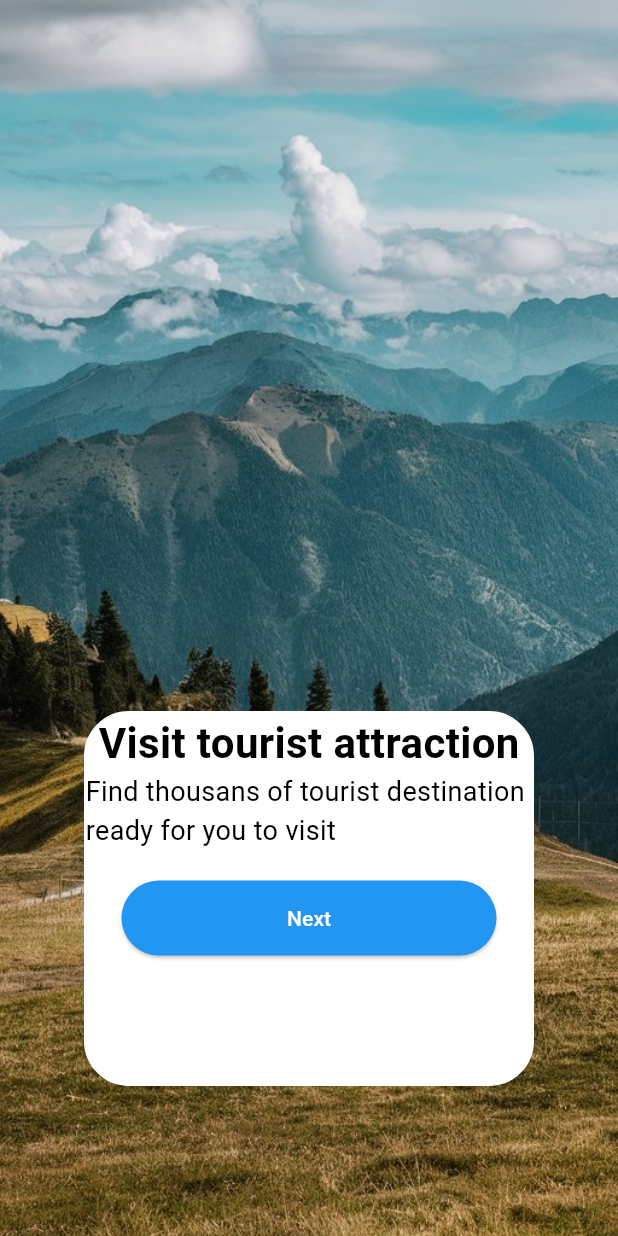
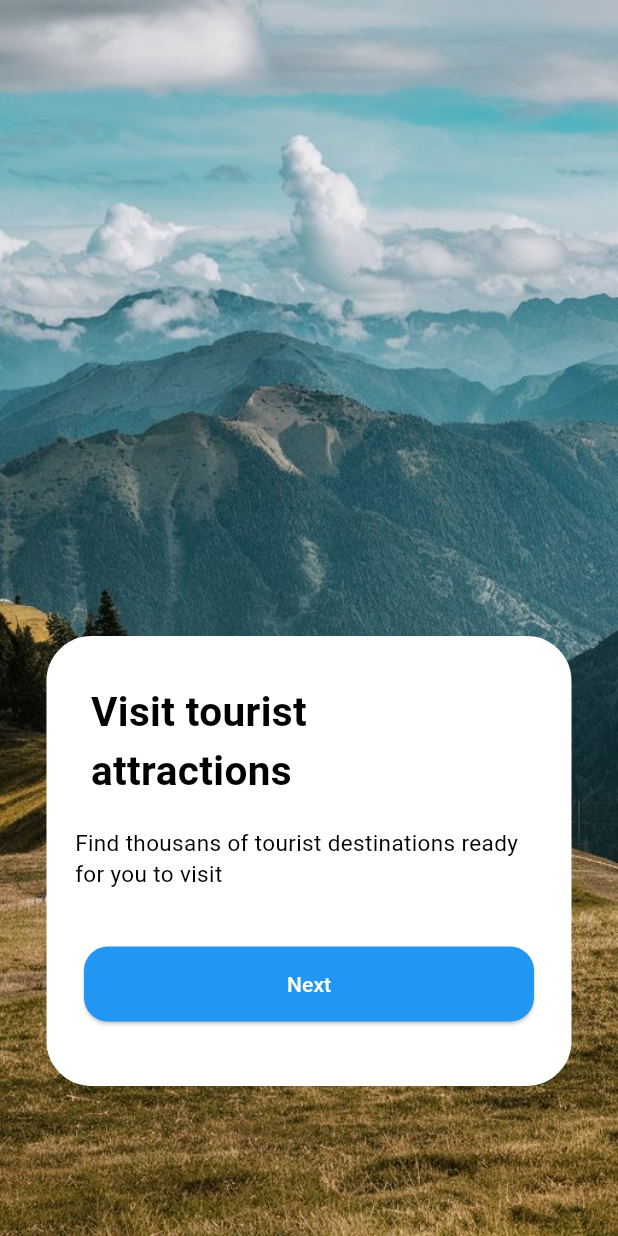
Before and after one commit to akhsak/Discover, a Flutter app: the screen it shows after launch, after a tap on "Next", on a phone screen of 412 x 824 dp. Run offline on Flutter 3.47's test engine with Material 3 defaults, Android fonts, the phone set to English and light mode, and no system bars; our stand-ins replace google_fonts, table_calendar.

Commit message:
complete welcome screen

```diff
--- a/lib/view/splash_second.dart
+++ b/lib/view/splash_second.dart
@@ -1,52 +1,3 @@
-// import 'package:discover/view/widget/smooth_indicator.dart';
-// import 'package:flutter/material.dart';
-// import 'package:smooth_page_indicator/smooth_page_indicator.dart';
-
-// class SplashSecond extends StatefulWidget {
-//   const SplashSecond({super.key});
-
-//   @override
-//   State<SplashSecond> createState() => _SplashSecondState();
-// }
-
-// class _SplashSecondState extends State<SplashSecond> {
-//   int activeindex = 0;
-//   final caroselImage = [
-//     'assets/splash 3.img.jpeg',
-//     'assets/splash1.img.jpeg',
-//     'assets/splash1.img.jpeg',
-//   ];
-//   @override
-//   Widget build(BuildContext context) {
-//     return Scaffold(
-//       body: Column(
-//         children: [
-//           Center(
-//             child: Container(
-//               height: 300,
-//               width: 300,
-//               color: Colors.blue,
-//               child: Stack(
-//                 children: [ElevatedButton(onPressed: () {}, child: Text("Next")),
-//                  builderIndicator(),],
-//               ),
-//             ),
-//           )
-//         ],
-//       ),
-//     );
-//   }
-//   Widget builderIndicator() => AnimatedSmoothIndicator(
-//         activeIndex: activeindex,
-//         count: caroselImage.length,
-//         effect: const WormEffect(
-//           dotWidth: 10,
-//           dotHeight: 10,
-//           activeDotColor: Colors.black,
-//           dotColor: Colors.grey,
-//         ),
-//       );
-// }
 import 'package:discover/view/welcome_screen1.dart';
 import 'package:flutter/material.dart';
 
@@ -57,24 +8,31 @@ class SplashScreen extends StatefulWidget {
   State<SplashScreen> createState() => _SplashScreenState();
 }
 
-
 class _SplashScreenState extends State<SplashScreen> {
   @override
   void initState() {
-
     super.initState();
     login();
   }
+
   @override
   Widget build(BuildContext context) {
     return Scaffold(
-      body: Container(
+      body: Center(
+        child: Container(
+          width: 200,
+          height: 150,
+          decoration: BoxDecoration(
+              image: DecorationImage(
+            image: AssetImage('assets/splash_icon.png'),
 
-        decoration: BoxDecoration(image: DecorationImage(image: AssetImage('assets/splash_icon.png'))),
+          )),
+        ),
       ),
     );
   }
-   Future<void> login() async {
+
+  Future<void> login() async {
     await Future.delayed(
       const Duration(seconds: 3),
     );
--- a/lib/view/welcome_screen1.dart
+++ b/lib/view/welcome_screen1.dart
@@ -1,5 +1,6 @@
 import 'package:discover/view/widget/welcome_screen2.dart';
 import 'package:flutter/material.dart';
+import 'package:flutter/widgets.dart';
 
 class WelcomeScreen1 extends StatefulWidget {
   const WelcomeScreen1({super.key});
@@ -25,24 +26,60 @@ class _SplashScreenState extends State<WelcomeScreen1> {
           mainAxisAlignment: MainAxisAlignment.end,
           children: [
             Container(
-              height: 250,
-              width: 300,
-              decoration: BoxDecoration(color:Colors.white,borderRadius: BorderRadius.circular(30),border: Border.all(color: Colors.white)),
-           child: Column(
-            children: [
-              Text('Get ready fo the next trip',style: TextStyle(fontWeight: FontWeight.w600,color: Colors.black,fontSize: 28,),),
-              Text('Find thousans of tourist destination ready for you to visit',style: TextStyle(color: Colors.black,fontSize: 18,),),
-              SizedBox(height: 20,),
-              ElevatedButton(
-                style:ElevatedButton.styleFrom(backgroundColor: Colors.blue,minimumSize: Size(250,50)),
-
-                onPressed: (){
-                  Navigator.push(context, MaterialPageRoute(builder: (context)=>WelcomeScreen2()));
-                },
-                 child: Text('Next',style: TextStyle(color: Colors.white),),)
-            ],
-           )
-            ),
+                height: 300,
+                width: 350,
+                decoration: BoxDecoration(
+                    color: Colors.white,
+                    borderRadius: BorderRadius.circular(30),
+                    border: Border.all(color: Colors.white)),
+                child: Column(
+                  children: [
+                    Padding(
+                      padding: const EdgeInsets.all(20),
+                      child: Text(
+                        'Get ready fo the next trip',
+                        style: TextStyle(
+                          fontWeight: FontWeight.w600,
+                          color: Colors.black,
+                          fontSize: 25,
+                        ),
+                      ),
+                    ),
+                    Padding(
+                      padding: const EdgeInsets.all(18),
+                      child: Text(
+                        'Find thousans of tourist destinations ready for you to visit',
+                        style: TextStyle(
+                          color: Colors.black,
+                          fontSize: 15,
+                        ),
+                      ),
+                    ),
+                    SizedBox(height: 30,),
+                    SizedBox(
+                      height: 50,
+                      width: 300,
+                      child: ElevatedButton(
+                        style: ElevatedButton.styleFrom(
+                            backgroundColor: Colors.blue,
+                            minimumSize: Size(250, 50),
+                            shape: RoundedRectangleBorder(
+                              borderRadius: BorderRadius.circular(16)
+                            )),
+                        onPressed: () {
+                          Navigator.push(
+                              context,
+                              MaterialPageRoute(
+                                  builder: (context) => WelcomeScreen2()));
+                        },
+                        child: Text(
+                          'Next',
+                          style: TextStyle(color: Colors.white),
+                        ),
+                      ),
+                    )
+                  ],
+                )),
             SizedBox(height: 100),
           ],
         ),
--- a/lib/view/widget/welcome_screen2.dart
+++ b/lib/view/widget/welcome_screen2.dart
@@ -25,24 +25,62 @@ class _SplashScreenState extends State<WelcomeScreen2> {
           mainAxisAlignment: MainAxisAlignment.end,
           children: [
             Container(
-              height: 250,
-              width: 300,
-              decoration: BoxDecoration(color:Colors.white,borderRadius: BorderRadius.circular(30),border: Border.all(color: Colors.white)),
-           child: Column(
-            children: [
-              Text('Visit tourist attraction',style: TextStyle(fontWeight: FontWeight.w600,color: Colors.black,fontSize: 28,),),
-              Text('Find thousans of tourist destination ready for you to visit',style: TextStyle(color: Colors.black,fontSize: 18,),),
-              SizedBox(height: 20,),
-              ElevatedButton(
-                style:ElevatedButton.styleFrom(backgroundColor: Colors.blue,minimumSize: Size(250,50)),
+                height: 300,
+                width: 350,
+                decoration: BoxDecoration(
+                    color: Colors.white,
+                    borderRadius: BorderRadius.circular(30),
+                    border: Border.all(color: Colors.white)),
+                child: Column(
+                  children: [
+                    Padding(
+                      padding: const EdgeInsets.only(left: 10,right: 150,top: 30),
+                      child: Text(
+                        'Visit tourist \nattractions',
+                        style: TextStyle(
+                          fontWeight: FontWeight.w600,
+                          color: Colors.black,
+                          fontSize: 27,
+                        ),
+                      ),
+                    ),
+                    Padding(
+                      padding: const EdgeInsets.all(18),
+                      child: Text(
+                        'Find thousans of tourist destinations ready for you to visit',
+                        style: TextStyle(
+                          color: Colors.black,
+                          fontSize: 15,
+                        ),
+                      ),
+                    ),
+                    SizedBox(
+                      height: 20,
+                    ),
+                    SizedBox(
+                      height: 50,
+                      width: 300,
+                      child: ElevatedButton(
+                        style: ElevatedButton.styleFrom(
+                            backgroundColor: Colors.blue,
+                            minimumSize: Size(250, 50),
+                            shape: RoundedRectangleBorder(borderRadius: BorderRadius.circular(16)) ),
 
-                onPressed: (){
-                  Navigator.push(context, MaterialPageRoute(builder: (context)=>WelcomeScreen3()));
-                },
-                 child: Text('Next',style: TextStyle(color: Colors.white),),)
-            ],
-           )
-            ),
+
+                        onPressed: () {
+                          Navigator.push(
+                              context,
+                              MaterialPageRoute(
+                                  builder: (context) => WelcomeScreen3()));
+                        },
+                        child: Text(
+                          'Next',
+                          style: TextStyle(color: Colors.white),
+                        ),
+                      ),
+                    )
+                  ],
+                )),
             SizedBox(height: 100),
           ],
         ),
```
Also changed, not shown: lib/view/widget/smooth_indicator.dart (deleted, +0 -13 lines), lib/view/widget/welcome_screen3.dart (+54 -16 lines).
